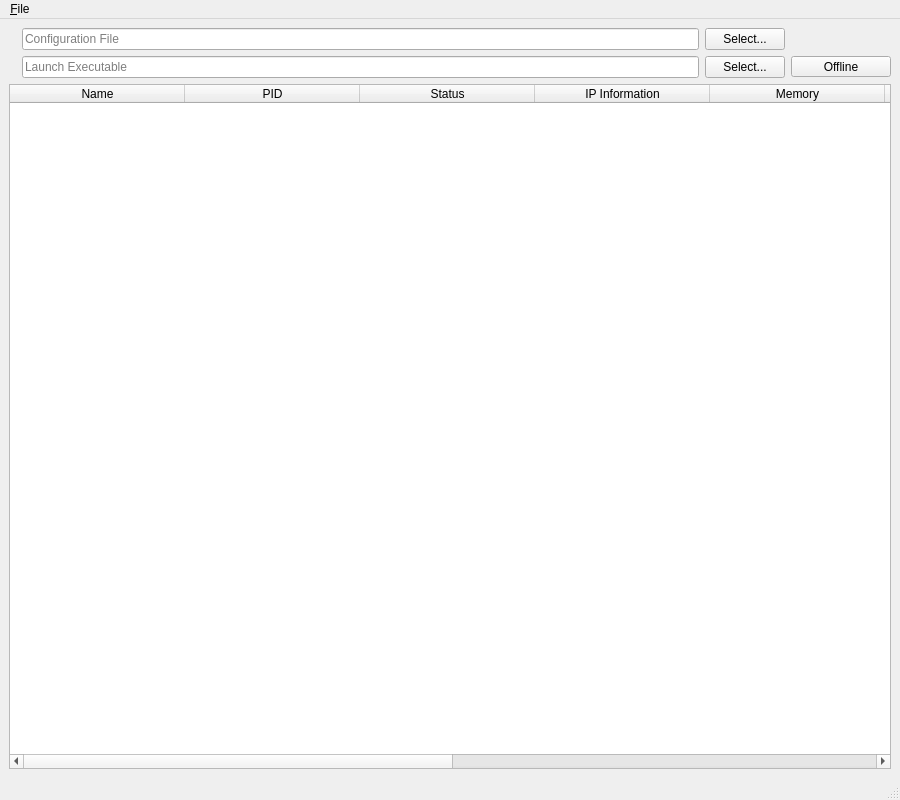
The window that UI/spot-on-lite-monitor.ui (textbrowser/spot-on-lite) describes before a commit, drawn with Qt 5.
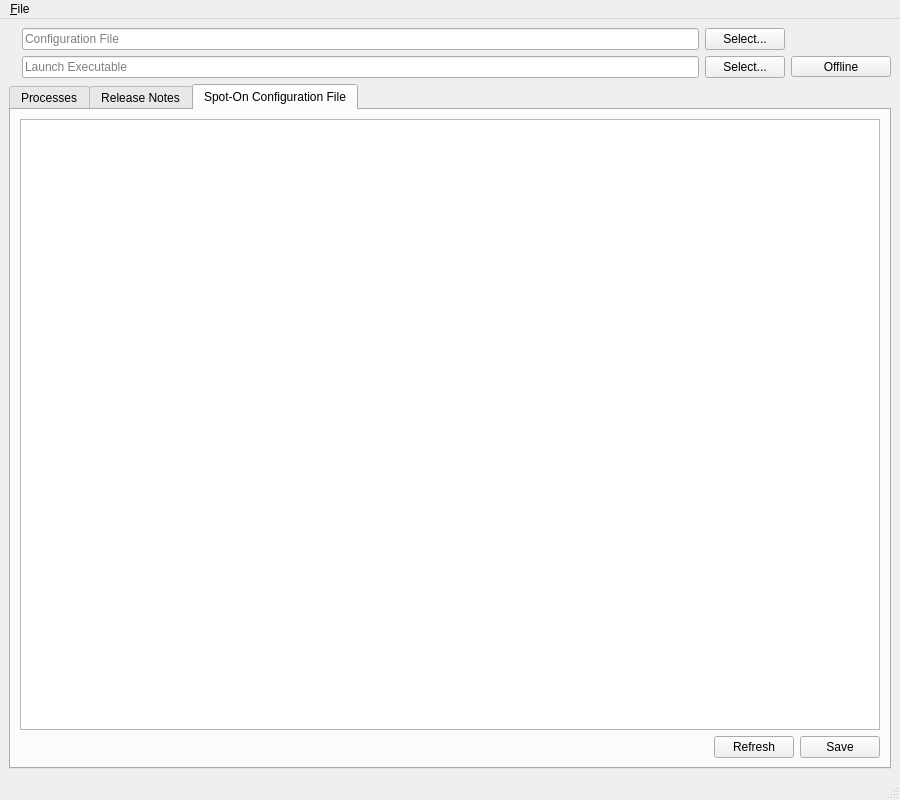
The same window after the commit. The open tabs and pages were chosen to show the change. Icons and pictures are not drawn. Custom widgets are drawn as their Qt base class.

Commit message: Release notes.

Diff of the .ui file:
```diff
--- a/UI/spot-on-lite-monitor.ui
+++ b/UI/spot-on-lite-monitor.ui
@@ -108,6 +108,16 @@
      </layout>
     </item>
     <item>
+     <widget class="QTabWidget" name="spot_on_configuration">
+      <property name="currentIndex">
+       <number>0</number>
+      </property>
+      <widget class="QWidget" name="tab_processes">
+       <attribute name="title">
+        <string>Processes</string>
+       </attribute>
+       <layout class="QVBoxLayout" name="verticalLayout_4">
+        <item>
      <widget class="spot_on_lite_monitor_table" name="processes">
       <property name="alternatingRowColors">
        <bool>true</bool>
@@ -190,6 +200,68 @@
     </item>
    </layout>
   </widget>
+      <widget class="QWidget" name="tab_release_notes">
+       <attribute name="title">
+        <string>Release Notes</string>
+       </attribute>
+       <layout class="QVBoxLayout" name="verticalLayout_5">
+        <item>
+         <widget class="QTextBrowser" name="release_notes">
+          <property name="tabChangesFocus">
+           <bool>true</bool>
+          </property>
+          <property name="openLinks">
+           <bool>false</bool>
+          </property>
+         </widget>
+        </item>
+       </layout>
+      </widget>
+      <widget class="QWidget" name="spot_on_configuration_file">
+       <attribute name="title">
+        <string>Spot-On Configuration File</string>
+       </attribute>
+       <layout class="QVBoxLayout" name="verticalLayout_6">
+        <item>
+         <widget class="QPlainTextEdit" name="plainTextEdit"/>
+        </item>
+        <item>
+         <layout class="QHBoxLayout" name="horizontalLayout_2">
+          <item>
+           <spacer name="horizontalSpacer">
+            <property name="orientation">
+             <enum>Qt::Horizontal</enum>
+            </property>
+            <property name="sizeHint" stdset="0">
+             <size>
+              <width>40</width>
+              <height>20</height>
+             </size>
+            </property>
+           </spacer>
+          </item>
+          <item>
+           <widget class="QPushButton" name="refresh">
+            <property name="text">
+             <string>Refresh</string>
+            </property>
+           </widget>
+          </item>
+          <item>
+           <widget class="QPushButton" name="save">
+            <property name="text">
+             <string>Save</string>
+            </property>
+           </widget>
+          </item>
+         </layout>
+        </item>
+       </layout>
+      </widget>
+     </widget>
+    </item>
+   </layout>
+  </widget>
   <widget class="QMenuBar" name="menubar">
    <property name="geometry">
     <rect>
```
Left out of the diff: 5 changed lines with no effect on the pictures. Lines whose indentation alone changed are shown as unchanged. The commit also changes 5 other files.
